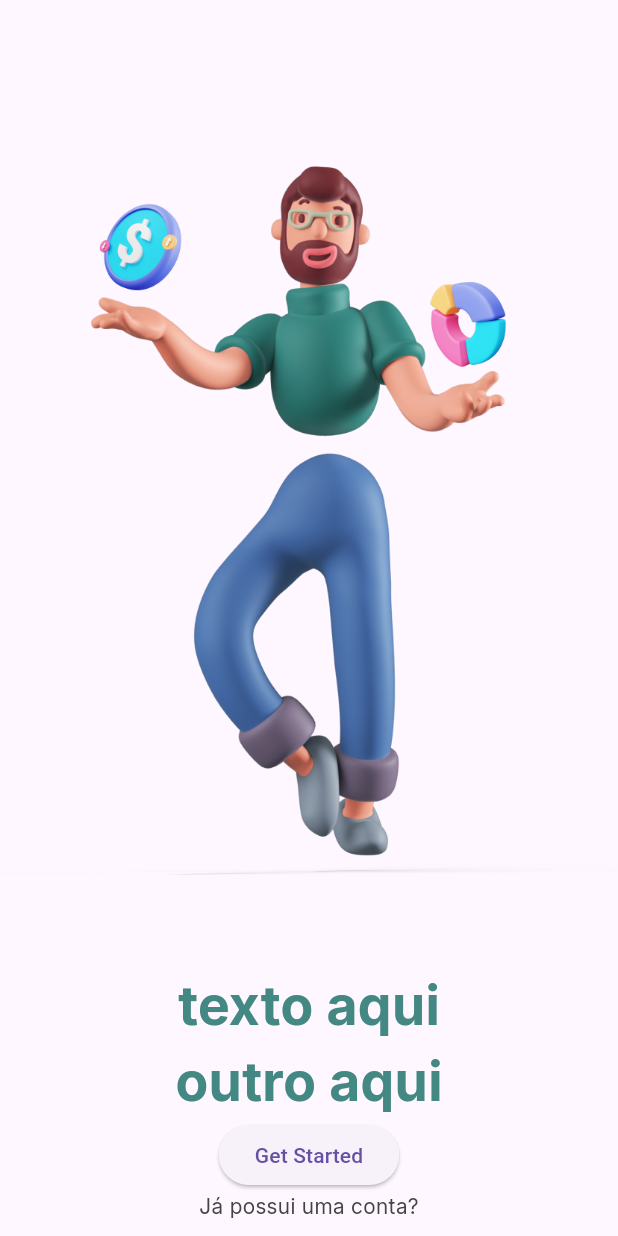
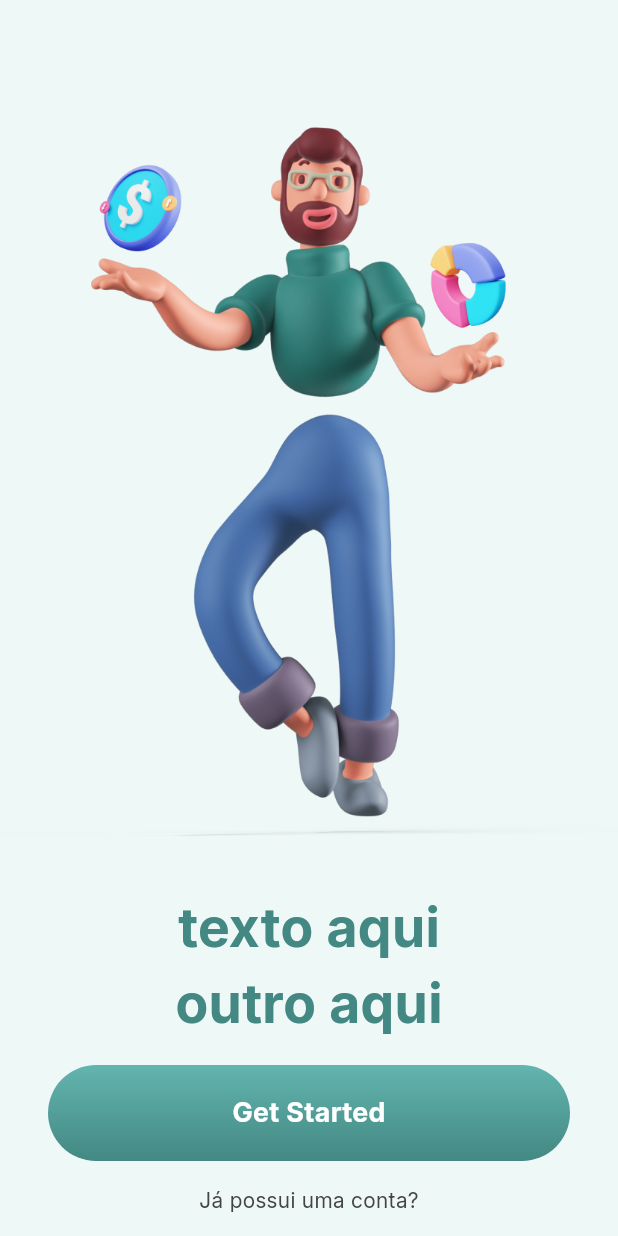
Before and after one commit to Emerson018/mps_project, a Flutter app: the screen it shows after launch, on a phone screen of 412 x 824 dp. Run offline on Flutter 3.47's test engine with Material 3 defaults, Android fonts, the light colour scheme and no system bars.

Commit message:
V7_arrumar background e add botao dinamico com nova pasta

```diff
--- a/mps_app/lib/common/constants/app_colors.dart
+++ b/mps_app/lib/common/constants/app_colors.dart
@@ -9,4 +9,14 @@ class AppColors {
   static const Color white = Color(0xFFFFFFFF);
   static const Color iceWhite = Color(0xFFEEF8F7);
   static const Color grey = Color(0xFF444444);
+
+  static const List<Color> greyGradient = [
+    Color(0xFFF0F0F0),
+    Color(0xFF808080),
+  ];
+
+  static const List<Color> greenGradient = [
+    Color(0xFF63B5AF),
+    Color(0xFF438883),
+  ];
 }
--- a/mps_app/lib/common/constants/app_text_style.dart
+++ b/mps_app/lib/common/constants/app_text_style.dart
@@ -15,6 +15,12 @@ class AppTextStyles {
     fontWeight: FontWeight.w700,
   );
 
+  static const TextStyle mediumText18 = TextStyle(
+    fontFamily: 'Inter',
+    fontSize: 18.0,
+    fontWeight: FontWeight.w600,
+  );
+
   static const TextStyle smallText = TextStyle(
     fontFamily: 'Inter',
     fontSize: 14.0,
--- /dev/null
+++ b/mps_app/lib/common/widgets/primary_button.dart
@@ -0,0 +1,44 @@
+import 'package:flutter/material.dart';
+import 'package:mps_app/common/constants/app_colors.dart';
+import 'package:mps_app/common/constants/app_text_style.dart';
+
+class PrimaryButton extends StatelessWidget {
+  final VoidCallback? onPressed;
+  final String text;
+
+  const PrimaryButton({super.key, this.onPressed, required this.text}); // Usando o super parâmetro aqui
+
+  @override
+  Widget build(BuildContext context) {
+    return Material(
+      borderRadius: const BorderRadius.all(Radius.circular(38.0)),
+      child: Ink(
+        decoration: BoxDecoration(
+          borderRadius: const BorderRadius.all(Radius.circular(38.0)),
+          gradient: LinearGradient(
+            begin: Alignment.topCenter,
+            end: Alignment.bottomCenter,
+            colors: onPressed !=null
+            ? AppColors.greenGradient
+            : AppColors.greyGradient,
+          ),
+        ),
+        child: InkWell(
+          borderRadius: const BorderRadius.all(Radius.circular(38.0)),
+          onTap: onPressed,
+          child: Container(
+            decoration: const BoxDecoration(
+              borderRadius: BorderRadius.all(Radius.circular(38.0)),
+            ),
+            alignment: Alignment.center,
+            height: 64.0,
+            child: Text(
+              text,
+              style: AppTextStyles.mediumText18.copyWith(color: AppColors.white),
+            ),
+          ),
+        ),
+      ),
+    );
+  }
+}
--- a/mps_app/lib/features/onboarding/onboarding_page.dart
+++ b/mps_app/lib/features/onboarding/onboarding_page.dart
@@ -1,47 +1,52 @@
 import 'package:flutter/material.dart';
 import 'package:mps_app/common/constants/app_colors.dart';
 import 'package:mps_app/common/constants/app_text_style.dart';
+import 'package:mps_app/common/widgets/primary_button.dart';
 
 class OnboardingPage extends StatelessWidget {
-  const OnboardingPage({super.key});
+  const OnboardingPage({super.key}); // Usando o super parâmetro aqui
 
   @override
   Widget build(BuildContext context) {
     return Scaffold(
+      backgroundColor: AppColors.iceWhite,
       body: Align(
         child: Column(
           children: [
             const SizedBox(height: 60.0),
             Expanded(
               flex: 2,
-              child: Container(
-                color: Color(0xFFFEF7FF),
-                child: Image.asset('assets/images/man.png')
-              ),
+              child: Image.asset('assets/images/man.png'),
             ),
             Text(
               'texto aqui',
               style: AppTextStyles.mediumText.copyWith(
-              color: AppColors.greenlightTwo
-              )
+                color: AppColors.greenlightTwo,
+              ),
             ),
             Text(
               'outro aqui',
               style: AppTextStyles.mediumText.copyWith(
-              color: AppColors.greenlightTwo
+                color: AppColors.greenlightTwo,
               ),
             ),
-            ElevatedButton(
-              onPressed: () {},
-              child: const Text('Get Started'),
-            ),
+            Padding(
+              padding: const EdgeInsets.symmetric(
+                horizontal: 32.0,
+                vertical: 16.0,
+              ),
+              child: PrimaryButton(
+                text: 'Get Started',
+                onPressed: () {},
+              ),
+            ), // Certifique-se de que PrimaryButton seja constante se não houver callbacks dinâmicos
             Text(
               'Já possui uma conta?',
               style: AppTextStyles.smallText.copyWith(
-              color: AppColors.grey
-              )
+                color: AppColors.grey,
+              ),
             ),
-            const SizedBox(height: 10.0)
+            const SizedBox(height: 14.0),
           ],
         ),
       ),
```
Also changed, not shown: mps_app/pubspec.yaml (+7 -0 lines), mps_app/assets/fonts/Inter_24pt-Bold.ttf (deleted), mps_app/assets/fonts/Inter_24pt-Regular.ttf (deleted), mps_app/assets/fonts/Inter_extrabold.ttf (added), mps_app/assets/fonts/Inter_medium.ttf (added), mps_app/assets/fonts/Inter_semibold.ttf (added).
